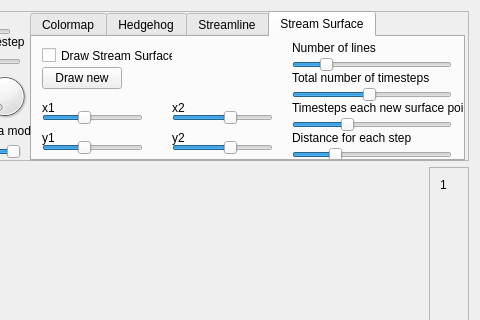
Qt form window.ui (josepsmartinez/scivis) before a commit; both pictures show x 181 to 661 and y 0 to 320 of the 661 by 574 pixel window.
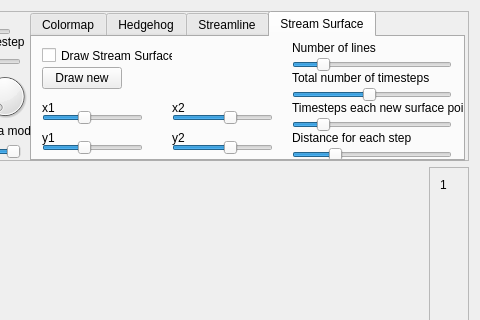
The same form after that commit. Custom widgets are drawn as their Qt base class.

Commit message: minimo linhas arrumado 2

Diff of the .ui file:
```diff
--- a/window.ui
+++ b/window.ui
@@ -955,7 +955,7 @@
            </rect>
           </property>
           <property name="minimum">
-           <number>1</number>
+           <number>2</number>
           </property>
           <property name="maximum">
            <number>50</number>
@@ -1002,7 +1002,7 @@
            <number>30</number>
           </property>
           <property name="value">
-           <number>10</number>
+           <number>5</number>
           </property>
           <property name="orientation">
            <enum>Qt::Horizontal</enum>
```
The commit also changes 2 other files.
